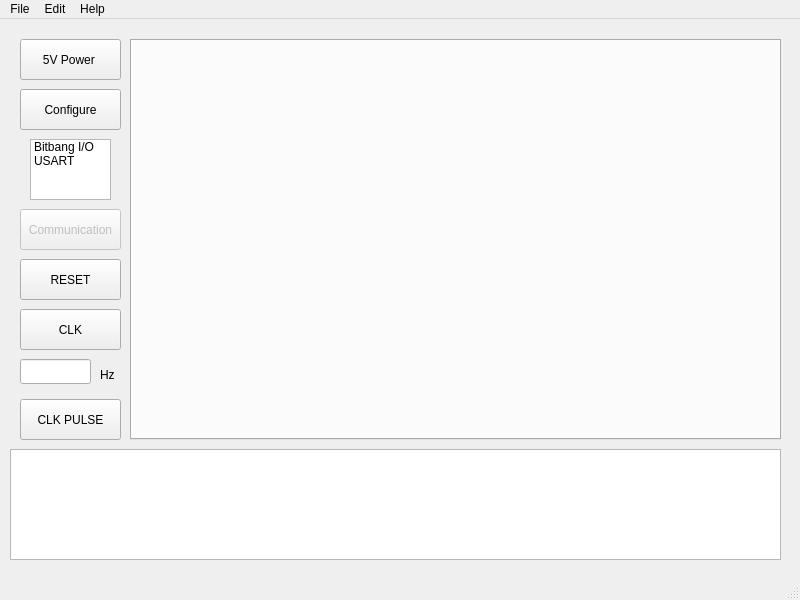
Before: the Qt Designer form mainwindow.ui in GaryBlackbourne/Logsys-GUI, drawn with Qt 5.
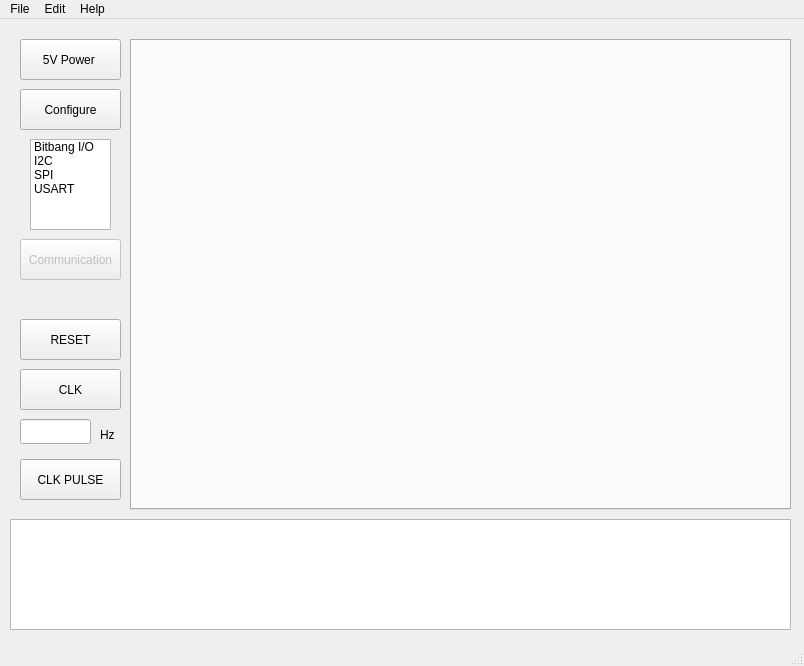
After: the same form once the commit is applied.

What changed in the file:
```diff
--- a/mainwindow.ui
+++ b/mainwindow.ui
@@ -6,8 +6,8 @@
    <rect>
     <x>0</x>
     <y>0</y>
-    <width>800</width>
-    <height>600</height>
+    <width>804</width>
+    <height>666</height>
    </rect>
   </property>
   <property name="windowTitle">
@@ -18,8 +18,8 @@
     <property name="geometry">
      <rect>
       <x>10</x>
-      <y>430</y>
-      <width>771</width>
+      <y>500</y>
+      <width>781</width>
       <height>111</height>
      </rect>
     </property>
@@ -52,7 +52,7 @@
       <x>30</x>
       <y>120</y>
       <width>81</width>
-      <height>61</height>
+      <height>91</height>
      </rect>
     </property>
     <item>
@@ -60,6 +60,16 @@
       <string>Bitbang I/O</string>
      </property>
     </item>
+    <item>
+     <property name="text">
+      <string>I2C</string>
+     </property>
+    </item>
+    <item>
+     <property name="text">
+      <string>SPI</string>
+     </property>
+    </item>
     <item>
      <property name="text">
       <string>USART</string>
@@ -73,7 +83,7 @@
     <property name="geometry">
      <rect>
       <x>20</x>
-      <y>190</y>
+      <y>220</y>
       <width>101</width>
       <height>41</height>
      </rect>
@@ -106,8 +116,8 @@
      <rect>
       <x>130</x>
       <y>20</y>
-      <width>651</width>
-      <height>401</height>
+      <width>661</width>
+      <height>471</height>
      </rect>
     </property>
     <property name="sizePolicy">
@@ -121,7 +131,7 @@
     <property name="geometry">
      <rect>
       <x>20</x>
-      <y>240</y>
+      <y>300</y>
       <width>101</width>
       <height>41</height>
      </rect>
@@ -137,7 +147,7 @@
     <property name="geometry">
      <rect>
       <x>20</x>
-      <y>290</y>
+      <y>350</y>
       <width>101</width>
       <height>41</height>
      </rect>
@@ -153,7 +163,7 @@
     <property name="geometry">
      <rect>
       <x>20</x>
-      <y>340</y>
+      <y>400</y>
       <width>71</width>
       <height>25</height>
      </rect>
@@ -163,7 +173,7 @@
     <property name="geometry">
      <rect>
       <x>100</x>
-      <y>340</y>
+      <y>400</y>
       <width>21</width>
       <height>31</height>
      </rect>
@@ -176,7 +186,7 @@
     <property name="geometry">
      <rect>
       <x>20</x>
-      <y>380</y>
+      <y>440</y>
       <width>101</width>
       <height>41</height>
      </rect>
@@ -191,7 +201,7 @@
     <rect>
      <x>0</x>
      <y>0</y>
-     <width>800</width>
+     <width>804</width>
      <height>22</height>
     </rect>
    </property>
```
